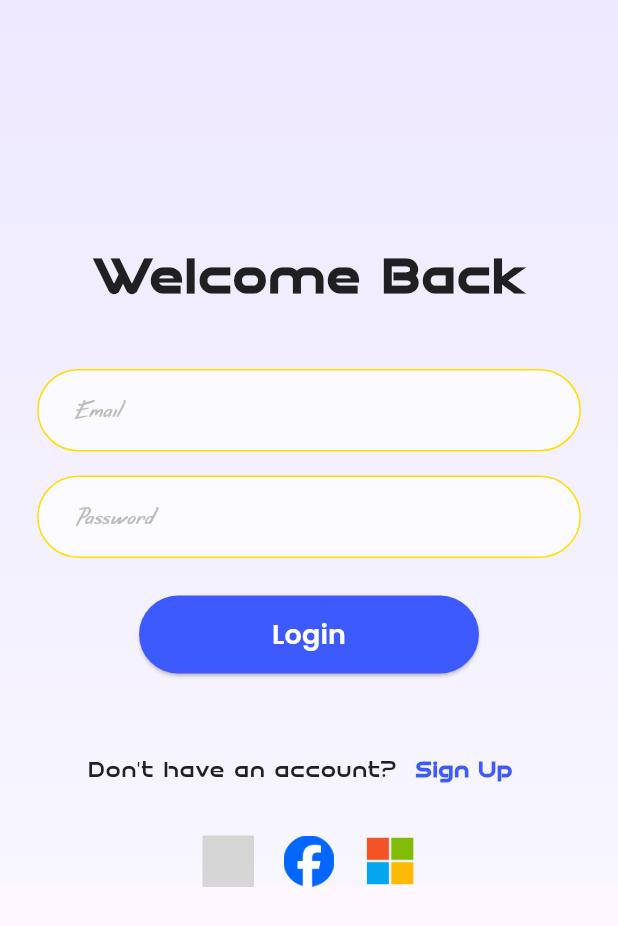
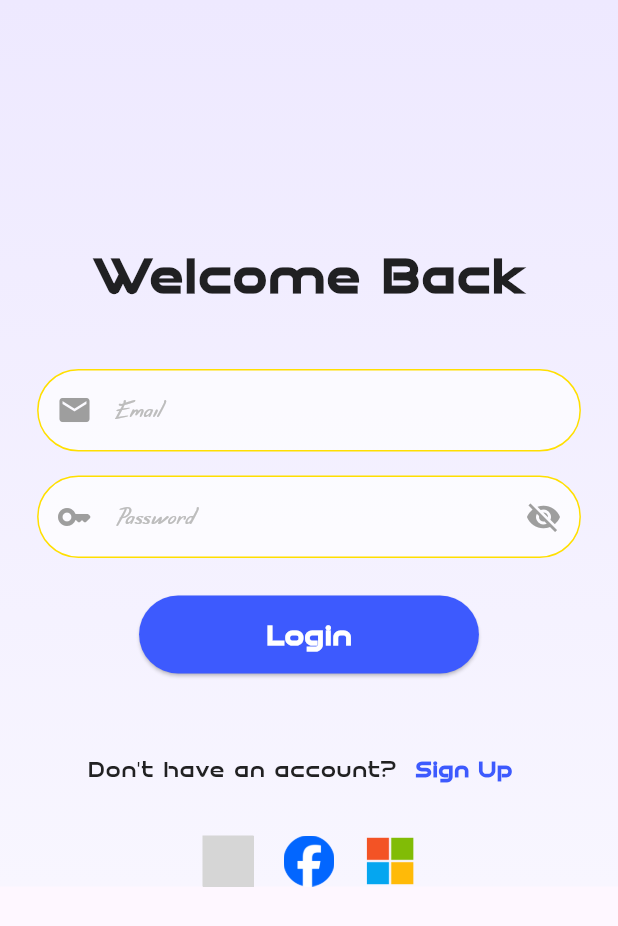
Before and after one commit to GAuRaV27k/Smart_attendence_app, a Flutter app: the screen it shows after launch, on a phone screen of 412 x 824 dp. Shown: the top 926 px of the screen. Run offline on Flutter 3.47's test engine with Material 3 defaults, Android fonts, the phone set to English and light mode, and no system bars; our stand-ins replace flutter_svg, google_fonts, percent_indicator; grey boxes are pictures that could not be loaded.

Commit message:
dashborad file

```diff
--- a/lib/login.dart
+++ b/lib/login.dart
@@ -4,9 +4,14 @@ import 'package:google_fonts/google_fonts.dart';
 import 'package:practice/theme.dart';
 import 'signup.dart';
 
-class LoginPage extends StatelessWidget {
+class LoginPage extends StatefulWidget {
   const LoginPage({super.key});
 
+  @override
+  State<LoginPage> createState() => _LoginPageState();
+}
+
+class _LoginPageState extends State<LoginPage> {
   @override
   Widget build(BuildContext context) {
     double fieldWidth = MediaQuery.of(context).size.width * 0.88;
@@ -45,10 +50,45 @@ class LoginPage extends StatelessWidget {
 
                 const SizedBox(height: 40),
 
-                buildTextField(fieldWidth, "Email"),
+                Container(
+                    width: fieldWidth,
+                    height: 55,
+                    decoration: BoxDecoration(
+                      color: Colors.white.withOpacity(0.7),
+                      borderRadius: BorderRadius.circular(30),
+                      border: Border.all(color: const Color(0xFFFFDF00), width: 1),
+                    ),
+                    child: TextField(
+                        obscureText: false,
+                        decoration: InputDecoration(
+
+                          prefixIcon: Icon(Icons.email,color: Colors.grey,),
+                          border: InputBorder.none,
+                          contentPadding: const EdgeInsets.symmetric(horizontal: 25, vertical: 15),
+                          hintText: "Email",
+                          hintStyle: TextStyle(color: Colors.grey[400],fontFamily: 'sub_disney'),
+                        ))),
                 const SizedBox(height: 16),
 
-                buildTextField(fieldWidth, "Password", obscure: true),
+                Container(
+                    width: fieldWidth,
+                    height: 55,
+                    decoration: BoxDecoration(
+                      color: Colors  .white.withOpacity(0.7),
+                      borderRadius: BorderRadius.circular(30),
+                      border: Border.all(color: const Color(0xFFFFDF00), width: 1),
+                    ),
+                    child: TextField(
+
+                        obscureText: true,
+                        decoration: InputDecoration(
+                          border: InputBorder.none,
+                          prefixIcon: Icon(Icons.key_rounded,color: Colors.grey,),
+                          contentPadding: const EdgeInsets.symmetric(horizontal: 25, vertical: 15),
+                          hintText: "Password",
+                          hintStyle: TextStyle(color: Colors.grey[400],fontFamily: 'sub_disney'),
+                          suffixIcon: Icon(Icons.visibility_off,color: Colors.grey,)
+                        ))),
                 const SizedBox(height: 25),
 
                 SizedBox(
@@ -64,11 +104,7 @@ class LoginPage extends StatelessWidget {
                     onPressed: () {},
                     child: Text(
                       "Login",
-                      style: GoogleFonts.poppins(
-                        fontSize: 18,
-                        fontWeight: FontWeight.w600,
-                        color: Colors.white,
-                      ),
+                      style: TextStyle(fontFamily: "disney",fontSize: 18,fontWeight: FontWeight.w600,color: Colors.white),
                     ),
                   ),
                 ),
@@ -127,24 +163,4 @@ class LoginPage extends StatelessWidget {
     );
   }
 
-  Widget buildTextField(double width, String hint, {bool obscure = false}) {
-    return Container(
-
-        width: width,
-        height: 55,
-        decoration: BoxDecoration(
-
-          color: Colors.white.withOpacity(0.7),
-          borderRadius: BorderRadius.circular(30),
-          border: Border.all(color: const Color(0xFFFFDF00), width: 1),
-        ),
-        child: TextField(
-            obscureText: obscure,
-            decoration: InputDecoration(
-              border: InputBorder.none,
-              contentPadding: const EdgeInsets.symmetric(horizontal: 25, vertical: 15),
-              hintText: hint,
-              hintStyle: TextStyle(color: Colors.grey[400],fontFamily: 'sub_disney'),
-            )));
-  }
 }
--- a/pubspec.yaml
+++ b/pubspec.yaml
@@ -42,6 +42,7 @@ dependencies:
   cupertino_icons: ^1.0.8
 
 dev_dependencies:
+  percent_indicator: ^4.2.2
   flutter_test:
     sdk: flutter
 
```
Also changed, not shown: lib/dashboard.dart (added, +230 -0 lines), pubspec.lock.
